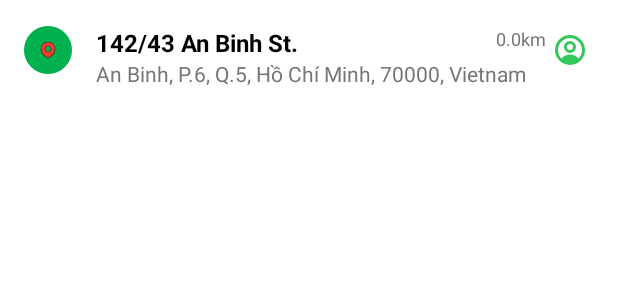
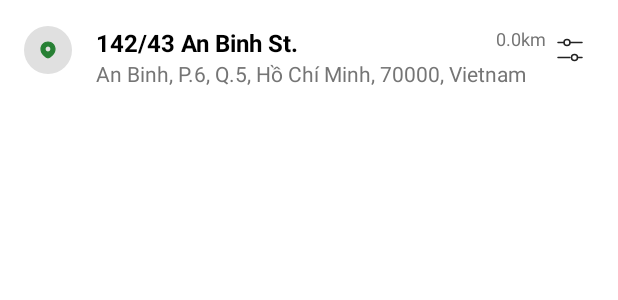
Before and after one commit to Immatrysomecoding/Grab, an Android app: the layout item_map_location.xml on its own in the app's theme, with its tools: preview values and no code run, on a phone screen of 412 x 824 dp. Shown: the top 300 px of the screen. Run offline under Robolectric (Android 15) with nearby library versions, the phone set to English and light mode, and no system bars.

Commit message:
map layout bug

```diff
--- a/app/src/main/java/com/example/myapplication/ui/map/MapActivity.java
+++ b/app/src/main/java/com/example/myapplication/ui/map/MapActivity.java
@@ -128,6 +128,9 @@ public class MapActivity extends AppCompatActivity implements OnMapReadyCallback
         bottomSheetBehavior = BottomSheetBehavior.from(bottomSheet);
         bottomSheetBehavior.setPeekHeight(getResources().getDimensionPixelSize(R.dimen.bottom_sheet_peek_height));
         bottomSheetBehavior.setHideable(false);
+
+        int screenHeight = getResources().getDisplayMetrics().heightPixels;
+        bottomSheetBehavior.setMaxHeight((int)(screenHeight * 0.8));
 
         bottomSheetBehavior.addBottomSheetCallback(new BottomSheetBehavior.BottomSheetCallback() {
             @Override
--- a/app/src/main/res/drawable/circle_gray.xml
+++ b/app/src/main/res/drawable/circle_gray.xml
@@ -1,5 +1,5 @@
 <?xml version="1.0" encoding="utf-8"?>
 <shape xmlns:android="http://schemas.android.com/apk/res/android"
     android:shape="oval">
-    <solid android:color="#9E9E9E" />
+    <solid android:color="#E0E0E0" />
 </shape>
--- /dev/null
+++ b/app/src/main/res/drawable/ic_3dots.xml
@@ -0,0 +1,42 @@
+<vector xmlns:android="http://schemas.android.com/apk/res/android"
+    android:width="24dp"
+    android:height="24dp"
+    android:viewportWidth="24"
+    android:viewportHeight="24">
+  <path
+      android:strokeWidth="1"
+      android:pathData="M12,7L20,7"
+      android:fillColor="#00000000"
+      android:strokeColor="#222222"
+      android:strokeLineCap="round"/>
+  <path
+      android:strokeWidth="1"
+      android:pathData="M4,7L8,7"
+      android:fillColor="#00000000"
+      android:strokeColor="#222222"
+      android:strokeLineCap="round"/>
+  <path
+      android:strokeWidth="1"
+      android:pathData="M17,17L20,17"
+      android:fillColor="#00000000"
+      android:strokeColor="#222222"
+      android:strokeLineCap="round"/>
+  <path
+      android:strokeWidth="1"
+      android:pathData="M4,17L12,17"
+      android:fillColor="#00000000"
+      android:strokeColor="#222222"
+      android:strokeLineCap="round"/>
+  <path
+      android:strokeWidth="1"
+      android:pathData="M10,7m-0,-2a2,2 0,1 1,-0 4a2,2 0,1 1,-0 -4"
+      android:fillColor="#00000000"
+      android:strokeColor="#222222"
+      android:strokeLineCap="round"/>
+  <path
+      android:strokeWidth="1"
+      android:pathData="M15,17m-0,-2a2,2 0,1 1,-0 4a2,2 0,1 1,-0 -4"
+      android:fillColor="#00000000"
+      android:strokeColor="#222222"
+      android:strokeLineCap="round"/>
+</vector>
--- /dev/null
+++ b/app/src/main/res/drawable/ic_markgreen.xml
@@ -0,0 +1,12 @@
+<vector xmlns:android="http://schemas.android.com/apk/res/android"
+    android:width="24dp"
+    android:height="24dp"
+    android:viewportWidth="24"
+    android:viewportHeight="24">
+  <path
+      android:pathData="M12,4C15.866,4 19,7.134 19,11C19,16.016 13.882,19.034 12.398,19.804C12.146,19.935 11.854,19.935 11.602,19.804C10.118,19.034 5,16.016 5,11C5,7.134 8.134,4 12,4ZM12,8C10.343,8 9,9.343 9,11C9,12.657 10.343,14 12,14C13.657,14 15,12.657 15,11C15,9.343 13.657,8 12,8Z"
+      android:fillColor="#278034"/>
+  <path
+      android:pathData="M19,11L19.6,11V11H19ZM12.398,19.804L12.675,20.336L12.675,20.336L12.398,19.804ZM11.602,19.804L11.325,20.336L11.325,20.336L11.602,19.804ZM5,11L4.4,11L4.4,11L5,11ZM12,4V4.6C15.535,4.6 18.4,7.465 18.4,11H19H19.6C19.6,6.803 16.197,3.4 12,3.4V4ZM19,11L18.4,11C18.4,13.29 17.233,15.156 15.829,16.572C14.426,17.987 12.837,18.9 12.122,19.271L12.398,19.804L12.675,20.336C13.443,19.938 15.155,18.957 16.682,17.417C18.208,15.877 19.6,13.725 19.6,11L19,11ZM12.398,19.804L12.122,19.271C12.042,19.312 11.958,19.312 11.878,19.271L11.602,19.804L11.325,20.336C11.751,20.557 12.249,20.557 12.675,20.336L12.398,19.804ZM11.602,19.804L11.878,19.271C11.163,18.9 9.574,17.987 8.171,16.572C6.767,15.156 5.6,13.29 5.6,11L5,11L4.4,11C4.4,13.725 5.792,15.877 7.318,17.417C8.845,18.957 10.557,19.938 11.325,20.336L11.602,19.804ZM5,11H5.6C5.6,7.465 8.465,4.6 12,4.6V4V3.4C7.803,3.4 4.4,6.803 4.4,11H5ZM12,8V7.4C10.012,7.4 8.4,9.012 8.4,11H9H9.6C9.6,9.675 10.675,8.6 12,8.6V8ZM9,11H8.4C8.4,12.988 10.012,14.6 12,14.6V14V13.4C10.675,13.4 9.6,12.325 9.6,11H9ZM12,14V14.6C13.988,14.6 15.6,12.988 15.6,11H15H14.4C14.4,12.325 13.325,13.4 12,13.4V14ZM15,11H15.6C15.6,9.012 13.988,7.4 12,7.4V8V8.6C13.325,8.6 14.4,9.675 14.4,11H15Z"
+      android:fillColor="#278034"/>
+</vector>
--- a/app/src/main/res/layout/item_map_location.xml
+++ b/app/src/main/res/layout/item_map_location.xml
@@ -14,9 +14,9 @@
         android:id="@+id/ivLocationIcon"
         android:layout_width="32dp"
         android:layout_height="32dp"
-        android:background="@drawable/circle_green"
+        android:background="@drawable/circle_gray"
         android:padding="8dp"
-        android:src="@drawable/ic_location_marker"
+        android:src="@drawable/ic_markgreen"
         app:layout_constraintBottom_toBottomOf="parent"
         app:layout_constraintStart_toStartOf="parent"
         app:layout_constraintTop_toTopOf="parent" />
@@ -67,7 +67,7 @@
         android:layout_width="32dp"
         android:layout_height="32dp"
         android:background="?attr/selectableItemBackgroundBorderless"
-        android:src="@drawable/ic_profile"
+        android:src="@drawable/ic_3dots"
         app:layout_constraintBottom_toBottomOf="parent"
         app:layout_constraintEnd_toEndOf="parent"
         app:layout_constraintTop_toTopOf="parent" />
--- a/app/src/main/res/values/dimens.xml
+++ b/app/src/main/res/values/dimens.xml
@@ -2,5 +2,6 @@
 
 <resources>
     <dimen name="service_item_width">150dp</dimen>
-    <dimen name="bottom_sheet_peek_height">240dp</dimen>
+    <dimen name="max_bottom_sheet_height">600dp</dimen>
+    <dimen name="bottom_sheet_peek_height">200dp</dimen>
 </resources>
```
Also changed, not shown: app/src/main/res/drawable/ic_markwhite.xml (added, +12 -0 lines), app/src/main/res/layout/activity_map.xml (+11 -8 lines).
